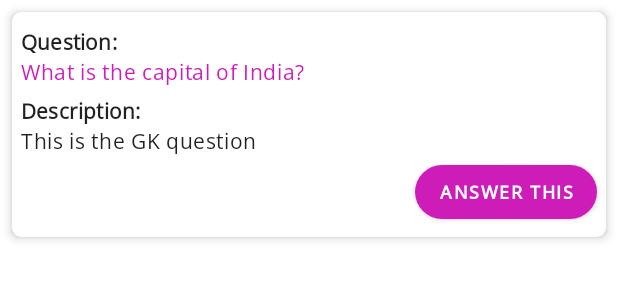
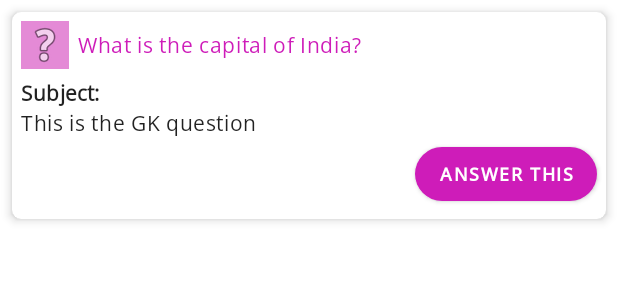
Before and after one commit to JuniorRoboInnovations/JuniorRobo, an Android app: the layout question_item.xml on its own in the app's theme, with its tools: preview values and no code run, on a phone screen of 412 x 824 dp. Shown: the top 300 px of the screen. Run offline under Robolectric (Android 15) with nearby library versions, the light colour scheme and no system bars.

Commit message:
question to be posted with image functionality added

```diff
--- a/app/src/main/java/com/jrrobo/juniorrobo/data/questionitem/QuestionItem.kt
+++ b/app/src/main/java/com/jrrobo/juniorrobo/data/questionitem/QuestionItem.kt
@@ -28,5 +28,6 @@ data class QuestionItem(
     val id:Int,
     val question:String,
     val question_sub_text:String,
+    val image:String?,
     val date:String
 ):Parcelable
--- a/app/src/main/java/com/jrrobo/juniorrobo/data/questionitem/QuestionItemToAsk.kt
+++ b/app/src/main/java/com/jrrobo/juniorrobo/data/questionitem/QuestionItemToAsk.kt
@@ -9,5 +9,6 @@ data class QuestionItemToAsk(
     val QuestionType: String,
     val FkStudentId: Int,
     val FkTeacherId: Int?,
-    val FkCategoryId: Int
+    val FkCategoryId: Int,
+    val QuestionImage: String?
 )
--- a/app/src/main/java/com/jrrobo/juniorrobo/network/EndPoints.kt
+++ b/app/src/main/java/com/jrrobo/juniorrobo/network/EndPoints.kt
@@ -26,10 +26,10 @@ class EndPoints {
         const val APP_QUE_ANS: String = "appQueAns"
 
         // Endpoint for uploading images and files
-        const val IMAGE_UPLOAD: String = "http://jrrobo.com/FileUpload/UploadImage?type=student"
+        const val IMAGE_UPLOAD: String = "http://jrrobo.com/FileUpload/UploadImage"
 
         //Endpoint to get image from server
-        const val GET_IMAGE: String ="http://jrrobo.com/uploads/student/"
+        const val GET_IMAGE: String ="http://jrrobo.com/uploads/"
 
         //Endpoint to get all question without paging
         const val GET_ALL_QUESTIONS = ""
--- a/app/src/main/java/com/jrrobo/juniorrobo/network/JuniorRoboApi.kt
+++ b/app/src/main/java/com/jrrobo/juniorrobo/network/JuniorRoboApi.kt
@@ -68,6 +68,7 @@ interface JuniorRoboApi {
     @Multipart
     @POST(EndPoints.IMAGE_UPLOAD)
     suspend fun postImage(
+        @Query("type") type: String,
         @Part image : MultipartBody.Part
     ): Response<String>
 
--- a/app/src/main/java/com/jrrobo/juniorrobo/repository/MainQuestionRepository.kt
+++ b/app/src/main/java/com/jrrobo/juniorrobo/repository/MainQuestionRepository.kt
@@ -6,6 +6,7 @@ import com.jrrobo.juniorrobo.data.questionitem.QuestionItem
 import com.jrrobo.juniorrobo.data.questionitem.QuestionItemPostResponse
 import com.jrrobo.juniorrobo.data.questionitem.QuestionItemToAsk
 import com.jrrobo.juniorrobo.utility.NetworkRequestResource
+import java.io.File
 
 /**
  * Interfaced the actual class QuestionRepository to mock this object for testing purpose
@@ -15,6 +16,11 @@ interface MainQuestionRepository {
     suspend fun postQuestionItem(
         questionItemToAsk: QuestionItemToAsk
     ): NetworkRequestResource<QuestionItemPostResponse>
+
+    suspend fun postQuestionImage(
+        image: File
+    ): NetworkRequestResource<String>
+
 
     suspend fun getQuestionCategories(): NetworkRequestResource<List<QuestionCategoryItem>>
 
--- a/app/src/main/java/com/jrrobo/juniorrobo/repository/ProfileRepository.kt
+++ b/app/src/main/java/com/jrrobo/juniorrobo/repository/ProfileRepository.kt
@@ -121,13 +121,12 @@ class ProfileRepository @Inject constructor(
 
     override suspend fun uploadImage(image: File): NetworkRequestResource<String> {
         return try {
-            Log.d(TAG, "uploadImage: Before api call")
             //creating request body for file
             val requestFile  = image.asRequestBody("multipart/form-data".toMediaTypeOrNull())
             // MultipartBody.Part is used to send also the actual filename
             val body  = MultipartBody.Part.createFormData("file", image.name, requestFile)
             // get the response from the API
-            val response = juniorRoboApi.postImage(body)
+            val response = juniorRoboApi.postImage("student",body)
 
             // get the Scalar converter's body of the response provided by the API
             val result = response.body()
--- a/app/src/main/java/com/jrrobo/juniorrobo/view/fragments/ProfileFragment.kt
+++ b/app/src/main/java/com/jrrobo/juniorrobo/view/fragments/ProfileFragment.kt
@@ -269,10 +269,9 @@ class ProfileFragment : Fragment() {
         // load the image from Server
         lifecycleScope.launch {
             Glide.with(binding.root)
-                .load(EndPoints.GET_IMAGE + studentProfileData.userImage)
+                .load(EndPoints.GET_IMAGE + "/student/" + studentProfileData.userImage)
                 .into(binding.shapeableImageViewProfile)
         }
-
     }
 
     private fun enableImageClicks() {
--- a/app/src/main/res/layout/question_item.xml
+++ b/app/src/main/res/layout/question_item.xml
@@ -17,30 +17,31 @@
         android:layout_width="match_parent"
         android:layout_height="match_parent">
 
-        <com.google.android.material.textview.MaterialTextView
-            android:id="@+id/materialTextView10"
-            style="@style/TextAppearance.MdcTypographyStyles.Subtitle1"
+
+        <ImageView
+            android:layout_marginStart="6dp"
+            android:layout_marginTop="6dp"
+            app:layout_constraintStart_toStartOf="parent"
+            app:layout_constraintTop_toTopOf="parent"
+            android:id="@+id/imageView5"
+            android:background="@color/pink_200"
             android:layout_width="wrap_content"
             android:layout_height="wrap_content"
-            android:layout_marginStart="6dp"
-            android:text="@string/question"
-            android:textStyle="bold"
-            app:layout_constraintStart_toStartOf="parent"
-            android:layout_marginTop="10dp"
-            app:layout_constraintTop_toTopOf="parent"
-            tools:layout_editor_absoluteY="78dp" />
+            app:srcCompat="@android:drawable/ic_menu_help"
+            android:contentDescription="@string/question_mark" />
 
         <com.google.android.material.textview.MaterialTextView
             android:id="@+id/text_view_question_item_question"
             style="@style/TextAppearance.MdcTypographyStyles.Body1"
             android:layout_width="0dp"
             android:layout_height="wrap_content"
+            android:layout_marginStart="6dp"
             android:textColor="@color/pink_500"
             android:textSize="14sp"
-            android:layout_marginStart="6dp"
-            app:layout_constraintStart_toStartOf="parent"
+            app:layout_constraintTop_toTopOf="@id/imageView5"
+            app:layout_constraintBottom_toBottomOf="@+id/imageView5"
             app:layout_constraintEnd_toEndOf="@id/constraint_layout_container"
-            app:layout_constraintTop_toBottomOf="@+id/materialTextView10"
+            app:layout_constraintStart_toEndOf="@id/imageView5"
             tools:text="What is the capital of India?" />
 
         <com.google.android.material.textview.MaterialTextView
@@ -50,10 +51,11 @@
             android:layout_height="wrap_content"
             android:layout_marginStart="6dp"
             android:layout_marginTop="6dp"
-            android:text="@string/description"
+            android:text="@string/subject"
             android:textStyle="bold"
             app:layout_constraintStart_toStartOf="parent"
-            app:layout_constraintTop_toBottomOf="@+id/text_view_question_item_question" />
+            app:layout_constraintTop_toBottomOf="@id/imageView5"
+            />
 
         <com.google.android.material.textview.MaterialTextView
             android:id="@+id/text_view_question_item_description"
@@ -64,6 +66,31 @@
             app:layout_constraintStart_toStartOf="parent"
             app:layout_constraintTop_toBottomOf="@+id/materialTextView11"
             tools:text="This is the GK question" />
+
+        <com.google.android.material.textview.MaterialTextView
+            android:id="@+id/text_view_question_item_imageLabel"
+            style="@style/TextAppearance.MdcTypographyStyles.Subtitle1"
+            android:layout_width="wrap_content"
+            android:layout_height="wrap_content"
+            android:layout_marginStart="6dp"
+            android:layout_marginTop="6dp"
+            android:text="@string/image"
+            android:textStyle="bold"
+            android:visibility="gone"
+            app:layout_constraintStart_toStartOf="parent"
+            app:layout_constraintTop_toBottomOf="@id/text_view_question_item_description" />
+
+        <ImageView
+            android:id="@+id/image_view_question_item_image"
+            android:layout_width="wrap_content"
+            android:layout_height="wrap_content"
+            android:layout_marginTop="6dp"
+            android:contentDescription="@string/question_image"
+            android:visibility="gone"
+            app:layout_constraintStart_toStartOf="@id/text_view_question_item_imageLabel"
+            app:layout_constraintTop_toBottomOf="@id/text_view_question_item_imageLabel"
+            app:srcCompat="@android:drawable/ic_menu_gallery" />
+
 
         <com.google.android.material.button.MaterialButton
             android:id="@+id/text_button_question_item_answer"
@@ -76,7 +103,9 @@
             android:textStyle="bold"
             app:layout_constraintBottom_toBottomOf="parent"
             app:layout_constraintEnd_toEndOf="parent"
-            app:layout_constraintTop_toBottomOf="@+id/text_view_question_item_description" />
+            app:layout_constraintTop_toBottomOf="@+id/image_view_question_item_image" />
+
+
 
     </androidx.constraintlayout.widget.ConstraintLayout>
 
--- a/app/src/main/res/values/strings.xml
+++ b/app/src/main/res/values/strings.xml
@@ -92,6 +92,10 @@
     <string name="maths_questions">Maths</string>
     <string name="olympiad_questions">Olympiad</string>
     <string name="category">Category</string>
+    <string name="subject">Subject:</string>
+    <string name="question_mark">Question Mark</string>
+    <string name="question_image">Question Image</string>
+    <string name="image">Image:</string>
     <!--chip text strings ends here-->
 
 </resources>
```
Also changed, not shown: app/src/main/java/com/jrrobo/juniorrobo/repository/QuestionRepository.kt (+39 -0 lines), app/src/main/java/com/jrrobo/juniorrobo/view/activities/AskQuestionActivity.kt (+57 -4 lines), app/src/main/java/com/jrrobo/juniorrobo/view/adapter/QuestionItemRvAdapter.kt (+13 -1 lines), app/src/main/java/com/jrrobo/juniorrobo/viewmodel/ActivityAskQuestionActivityViewModel.kt (+43 -2 lines).
